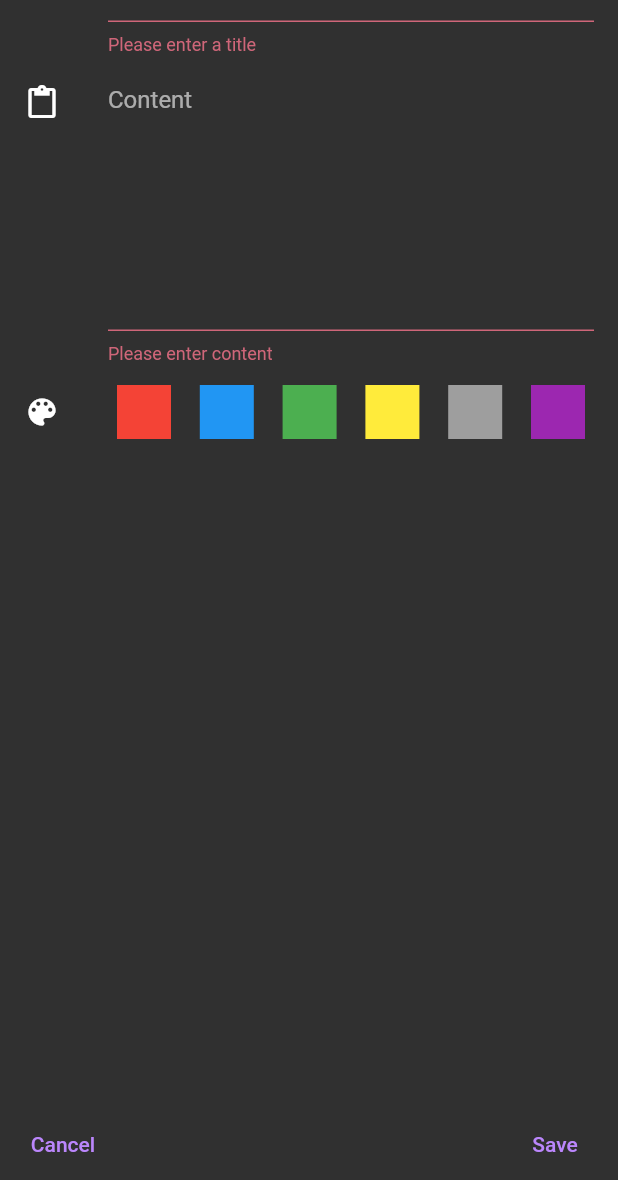
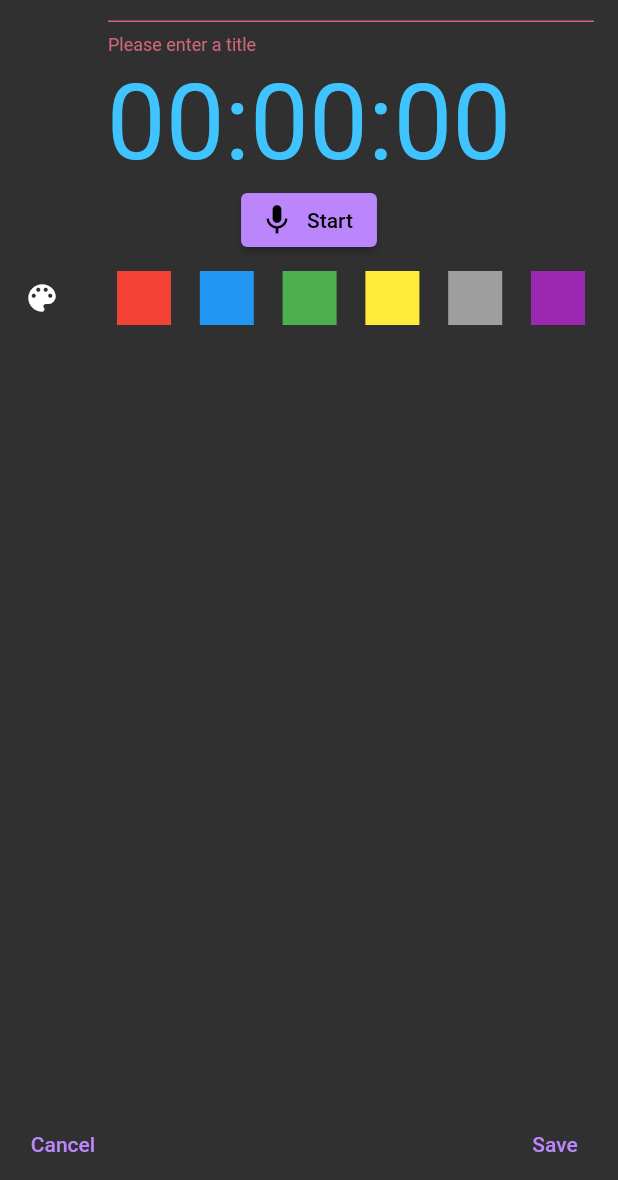
Before and after one commit to cfcastaneda98/hw3_flutterbook, a Flutter app: the RecorderEntry screen opened directly, after a tap on "Save", on a phone screen of 412 x 824 dp, the part 56-1236 px from its top. Run offline on Flutter 3.47's test engine with Material 2 defaults, Android fonts, the phone set to English and light mode, and no system bars; our stand-ins replace assets_audio_player, flutter_calendar_carousel, flutter_slidable, image_picker, permission_handler, sqflite; missing offline and left inert: flutter_sound; accounts and stored records are empty.

Commit message:
New implementation for Recorder

```diff
--- a/lib/Recorder/RecorderEntry.dart
+++ b/lib/Recorder/RecorderEntry.dart
@@ -1,10 +1,26 @@
+import 'dart:convert';
+import 'package:assets_audio_player/assets_audio_player.dart';
 import 'package:flutter/material.dart';
+import 'package:flutter_sound/public/flutter_sound_recorder.dart';
 import 'package:scoped_model/scoped_model.dart';
 import 'RecorderDBWorker.dart';
 import 'RecorderModel.dart' show RecorderModel, recorderModel;
-
+import 'dart:async';
+import 'dart:io';
+import 'package:path/path.dart' as path;
+import 'package:permission_handler/permission_handler.dart';
+import 'package:assets_audio_player/assets_audio_player.dart';
+import 'package:intl/intl.dart' show DateFormat;
 class RecorderEntry extends StatelessWidget
 {
+  FlutterSoundRecorder _recordingSession;
+  final recorder = FlutterSoundRecorder();
+  final recordingPlayer = AssetsAudioPlayer();
+
+  String pathToAudio;
+  bool _playAudio = false;
+  String _timerText = '00:00:00';
+
   final TextEditingController _titleEditingController = TextEditingController();
   final TextEditingController _contentEditingController = TextEditingController();
   final GlobalKey<FormState> _formKey = GlobalKey<FormState>();
@@ -68,21 +84,32 @@ class RecorderEntry extends StatelessWidget
                           },
                         ),
                       ),
-                      ListTile(
-                        leading: Icon(Icons.content_paste),
-                        title: TextFormField(
-                          keyboardType: TextInputType.multiline,
-                          maxLines: 8,
-                          decoration: const InputDecoration(hintText: "Content"),
-                          controller: _contentEditingController,
-                          validator: (String inValue) {
-                            if (inValue == null || inValue.isEmpty) {
-                              return "Please enter content";
-                            }
-
-                            return null;
-                          },
+                      Container(
+                        child: Center(
+                          child: Text(
+                            _timerText,
+                            style: TextStyle(
+                              fontSize: 70,
+                              color: Colors.lightBlueAccent,
+                            ),
+                          ),
                         ),
+                      ),
+                      Row(
+                        mainAxisAlignment: MainAxisAlignment.center,
+                        children: <Widget>[
+                          ElevatedButton.icon(
+                            label: Text('Start'),
+                            icon: Icon(Icons.mic),
+                            onPressed: () async{
+                              if(recorder.isRecording){
+                                await stop();
+                              }else{
+                                await record();
+                              }
+                            },
+                          ),
+                        ]
                       ),
                       ListTile(
                         leading: Icon(Icons.color_lens),
@@ -218,4 +245,50 @@ class RecorderEntry extends StatelessWidget
         )
     );
   }
+  ElevatedButton createElevatedButton(
+      {IconData icon, Color iconColor, Function onPressFunc}) {
+    return ElevatedButton.icon(
+      style: ElevatedButton.styleFrom(
+        padding: EdgeInsets.all(6.0),
+        side: BorderSide(
+          color: Colors.red,
+          width: 4.0,
+        ),
+        shape: RoundedRectangleBorder(
+          borderRadius: BorderRadius.circular(20),
+        ),
+        primary: Colors.white,
+        elevation: 9.0,
+      ),
+      onPressed: onPressFunc,
+      icon: Icon(
+        icon,
+        color: iconColor,
+        size: 38.0,
+      ),
+      label: Text(''),
+    );
+  }
+  Future record() async{
+    await recorder.startRecorder(toFile: 'audio');
+  }
+  Future stop() async{
+    final path = await recorder.stopRecorder();
+    final audioFile = File(path);
+    print('Recorded audio: $audioFile');
+  }
+  Future<String> stopRecording() async {
+    _recordingSession.closeAudioSession();
+    return await _recordingSession.stopRecorder();
+  }
+  Future<void> playFunc() async{
+    recordingPlayer.open(
+      Audio.file(pathToAudio),
+      autoStart: true,
+      showNotification: true,
+    );
+  }
+  Future<void> stopPlayFunc() async {
+    recordingPlayer.stop();
+  }
 }
--- a/lib/Recorder/RecorderModel.dart
+++ b/lib/Recorder/RecorderModel.dart
@@ -1,3 +1,5 @@
+import 'package:flutter_sound/flutter_sound.dart';
+
 import '../BaseModel.dart';
 
 class Recorder
--- a/lib/main.dart
+++ b/lib/main.dart
@@ -45,7 +45,7 @@ class FlutterBook extends StatelessWidget {
           length: 5,
         child: Scaffold(
           appBar: AppBar(
-            title: const Text("FlutterBook"),
+            title: const Text("HW3 - FlutterBook"),
             bottom: const TabBar(
               tabs: [
                 Tab(
```
Also changed, not shown: pubspec.yaml (+5 -3 lines), pubspec.lock.
